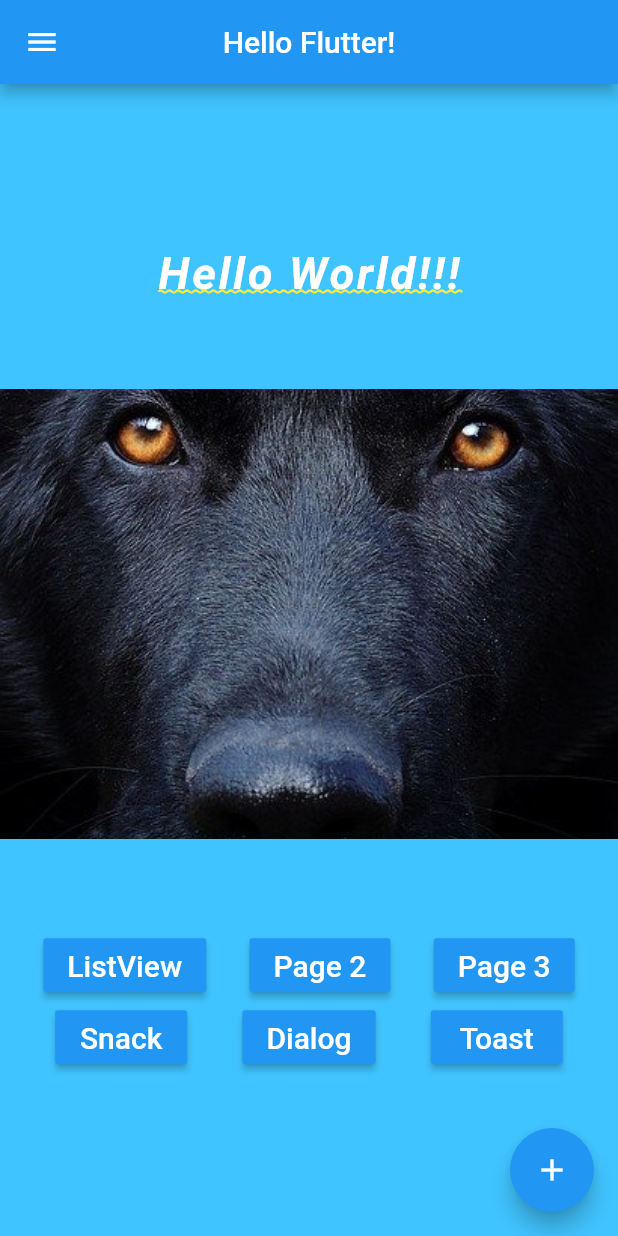
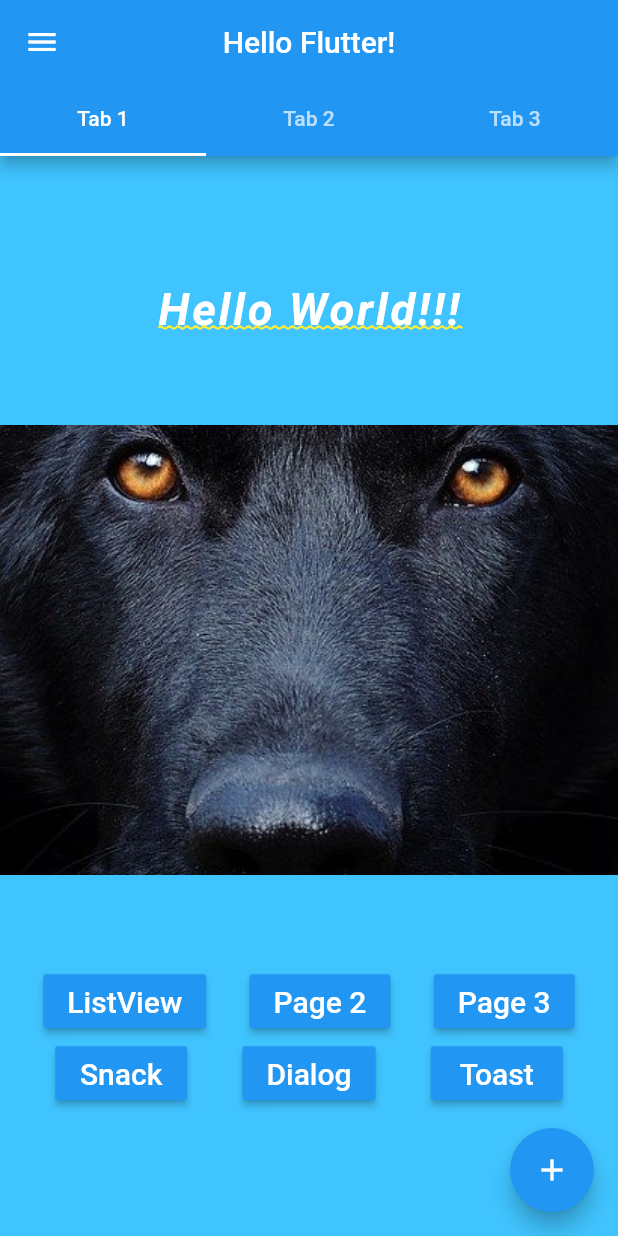
Before and after one commit to Ancora/flutterEssencialBasicWidgets, a Flutter app: the screen it shows after launch, on a phone screen of 412 x 824 dp. Run offline on Flutter 3.47's test engine with Material 2 defaults, Android fonts, the phone set to English and light mode, and no system bars; our stand-ins replace fluttertoast.

Commit message:
075-MatDesign/Tabs.

```diff
--- a/lib/home_page.dart
+++ b/lib/home_page.dart
@@ -10,12 +10,31 @@ import 'package:fluttertoast/fluttertoast.dart';
 class HomePage extends StatelessWidget {
   @override
   Widget build(BuildContext context) {
-    return Scaffold(
+    return DefaultTabController(
+      length: 3,
+      child: Scaffold(
         appBar: AppBar(
           title: Text('Hello Flutter!'),
           centerTitle: true,
+          bottom: TabBar(
+            tabs: [
+              Tab(text: 'Tab 1'),
+              Tab(text: 'Tab 2'),
+              Tab(text: 'Tab 3'),
+            ],
           ),
-      body: _body(context),
+        ),
+        body: TabBarView(
+          children: [
+            _body(context),
+            Container(
+              color: Colors.green,
+            ),
+            Container(
+              color: Colors.grey,
+            ),
+          ],
+        ),
         floatingActionButton: FloatingActionButton(
           onPressed: () {
             _onClickFAB();
@@ -25,6 +44,7 @@ class HomePage extends StatelessWidget {
           ),
         ),
         drawer: DrawerList(),
+      ),
     );
   }
 
```
Lines whose indentation alone changed are shown as unchanged.
